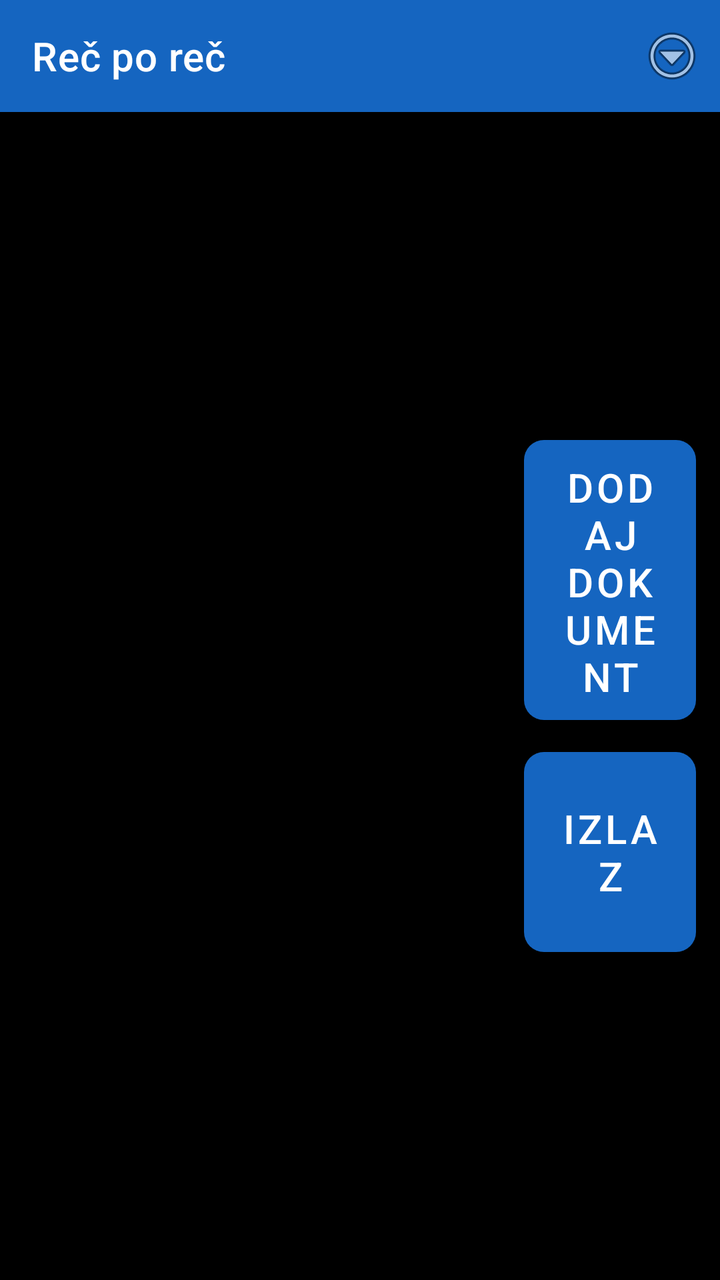
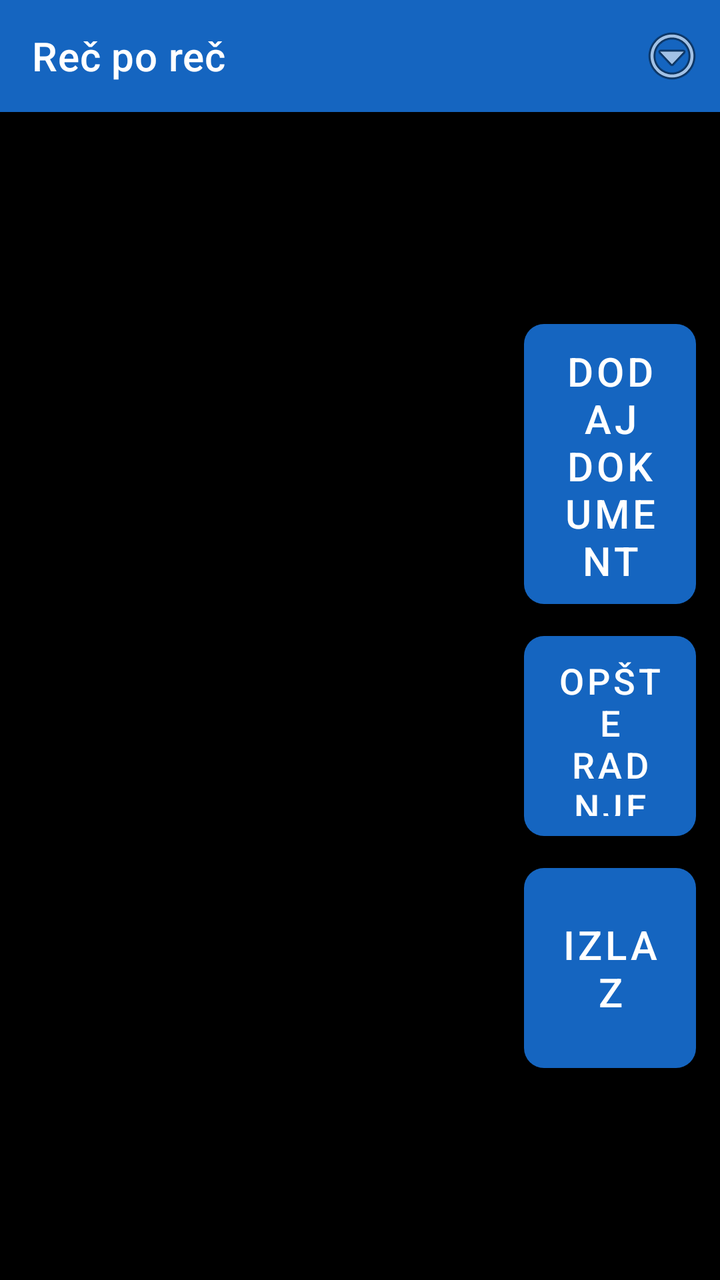

The first picture is an Android layout as it rendered before a commit; the second is the same layout after the commit. The layout source and the unified diff follow.
<!-- AndroidManifest.xml: application theme Theme.RecPoRec -->
<!-- res/layout/activity_document_list.xml -->
<?xml version="1.0" encoding="utf-8"?>
<LinearLayout xmlns:android="http://schemas.android.com/apk/res/android"
    xmlns:app="http://schemas.android.com/apk/res-auto"
    android:layout_width="match_parent"
    android:layout_height="match_parent"
    android:orientation="vertical"
    android:fitsSystemWindows="true"
    android:background="@color/background">

    <androidx.appcompat.widget.Toolbar
        android:id="@+id/toolbar"
        android:layout_width="match_parent"
        android:layout_height="?attr/actionBarSize"
        android:background="@color/btn_voice"
        android:titleTextColor="@color/text_primary"
        app:title="@string/app_name">

        <ImageButton
            android:id="@+id/btnOverflow"
            android:layout_width="48dp"
            android:layout_height="48dp"
            android:layout_gravity="end|center_vertical"
            android:background="@android:color/transparent"
            android:contentDescription="@string/menu_options_button"
            android:src="@android:drawable/ic_menu_more" />
    </androidx.appcompat.widget.Toolbar>

    <LinearLayout
        android:layout_width="match_parent"
        android:layout_height="0dp"
        android:layout_weight="1"
        android:orientation="horizontal">

        <FrameLayout
            android:layout_width="0dp"
            android:layout_height="match_parent"
            android:layout_weight="1">

            <androidx.recyclerview.widget.RecyclerView
                android:id="@+id/recyclerDocuments"
                android:layout_width="match_parent"
                android:layout_height="match_parent"
                android:padding="8dp" />

            <TextView
                android:id="@+id/emptyView"
                android:layout_width="match_parent"
                android:layout_height="match_parent"
                android:gravity="center"
                android:visibility="gone"
                android:padding="24dp"
                android:textSize="20sp"
                android:textColor="@color/text_primary"
                android:text="@string/no_documents" />
        </FrameLayout>

        
        <LinearLayout
            android:layout_width="110dp"
            android:layout_height="match_parent"
            android:orientation="vertical"
            android:gravity="center_vertical"
            android:padding="12dp">

            <Button
                android:id="@+id/btnAddDocument"
                android:layout_width="match_parent"
                android:layout_height="140dp"
                android:textSize="20sp"
                android:backgroundTint="@color/btn_chapter"
                android:textColor="@color/button_text"
                android:background="@drawable/key_button_shape"
                android:text="@string/add_document" />

            <Button
                android:id="@+id/btnExit"
                android:layout_width="match_parent"
                android:layout_height="100dp"
                android:layout_marginTop="16dp"
                android:textSize="20sp"
                android:backgroundTint="@color/btn_page_nav"
                android:textColor="@color/button_text"
                android:background="@drawable/key_button_shape"
                android:contentDescription="Izađi iz aplikacije, zaustavlja i rad u pozadini"
                android:text="Izlaz" />
        </LinearLayout>

    </LinearLayout>

</LinearLayout>
<!-- resources referenced by this layout -->
<resources>
  <color name="background">#000000</color>
  <color name="btn_chapter">#2E7D32</color>
  <color name="btn_page_nav">#AD1457</color>
  <color name="btn_voice">#1565C0</color>
  <color name="button_text">#FFFFFF</color>
  <color name="text_primary">#FFFFFF</color>
  <!-- drawable key_button_shape (drawable) -->
  <?xml version="1.0" encoding="utf-8"?>
  <shape xmlns:android="http://schemas.android.com/apk/res/android"
      android:shape="rectangle">
      <corners android:radius="10dp" />
      <solid android:color="#FFFFFF" />
  </shape>
  <string name="add_document">Dodaj dokument</string>
  <string name="app_name">Reč po reč</string>
  <string name="menu_options_button">Opcije</string>
  <string name="no_documents">Nema dodatih dokumenata. Dodirnite dugme za dodavanje.</string>
  <style name="Theme.RecPoRec" parent="Theme.MaterialComponents.DayNight.NoActionBar">
          <item name="android:windowBackground">@color/background</item>
          <item name="android:textColorPrimary">@color/text_primary</item>
          <item name="colorPrimary">@color/btn_voice</item>
          <item name="colorOnPrimary">@color/button_text</item>
          <item name="alertDialogTheme">@style/RecPoRecAlertDialog</item>
          <item name="android:alertDialogTheme">@style/RecPoRecAlertDialog</item>
      </style>
  <style name="RecPoRecAlertDialog" parent="Theme.AppCompat.DayNight.Dialog.Alert">
          <item name="android:windowBackground">@color/background</item>
          <item name="android:textColorPrimary">@color/text_primary</item>
          <item name="colorAccent">@color/btn_goto_page</item>
          <item name="android:textAppearanceMedium">@style/RecPoRecDialogText</item>
          <item name="android:textAppearanceListItem">@style/RecPoRecDialogText</item>
          <item name="android:textAppearanceListItemSmall">@style/RecPoRecDialogText</item>
          <item name="buttonBarPositiveButtonStyle">@style/RecPoRecDialogButton</item>
          <item name="buttonBarNegativeButtonStyle">@style/RecPoRecDialogButton</item>
          <item name="buttonBarNeutralButtonStyle">@style/RecPoRecDialogButton</item>
      </style>
  <color name="btn_goto_page">#5D4037</color>
  <style name="RecPoRecDialogText" parent="TextAppearance.AppCompat.Medium">
          <item name="android:textSize">20sp</item>
          <item name="android:textColor">@color/text_primary</item>
      </style>
  <style name="RecPoRecDialogButton" parent="Widget.AppCompat.Button.ButtonBar.AlertDialog">
          <item name="android:textSize">18sp</item>
          <item name="android:textColor">@color/btn_goto_page</item>
          <item name="android:textStyle">bold</item>
      </style>
</resources>

<!-- the commit's change to res/layout/activity_document_list.xml (unified diff, before → after) -->
@@ -73,6 +73,18 @@
                 android:text="@string/add_document" />
 
             <Button
+                android:id="@+id/btnGeneralActions"
+                android:layout_width="match_parent"
+                android:layout_height="100dp"
+                android:layout_marginTop="16dp"
+                android:textSize="18sp"
+                android:backgroundTint="@color/btn_combined"
+                android:textColor="@color/button_text"
+                android:background="@drawable/key_button_shape"
+                android:contentDescription="Opšte radnje: odaberi sve, obriši odabrano"
+                android:text="Opšte radnje" />
+
+            <Button
                 android:id="@+id/btnExit"
                 android:layout_width="match_parent"
                 android:layout_height="100dp"
<!-- resource entries referenced after the edit -->
@@ -2,6 +2,7 @@
 <resources>
   <color name="background">#000000</color>
   <color name="btn_chapter">#2E7D32</color>
+  <color name="btn_combined">#455A64</color>
   <color name="btn_page_nav">#AD1457</color>
   <color name="btn_voice">#1565C0</color>
   <color name="button_text">#FFFFFF</color>
